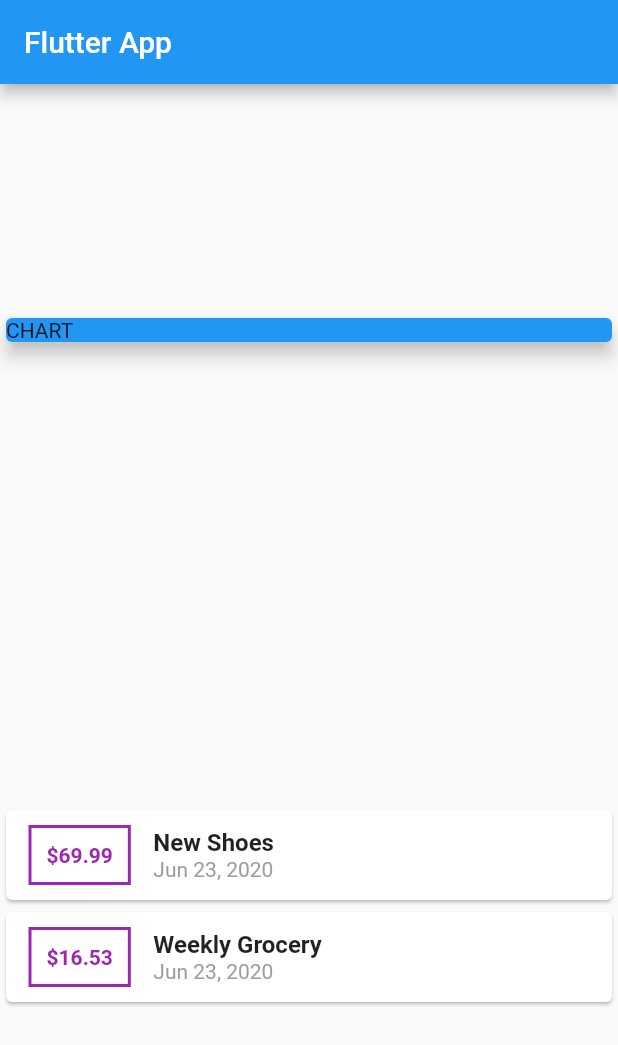
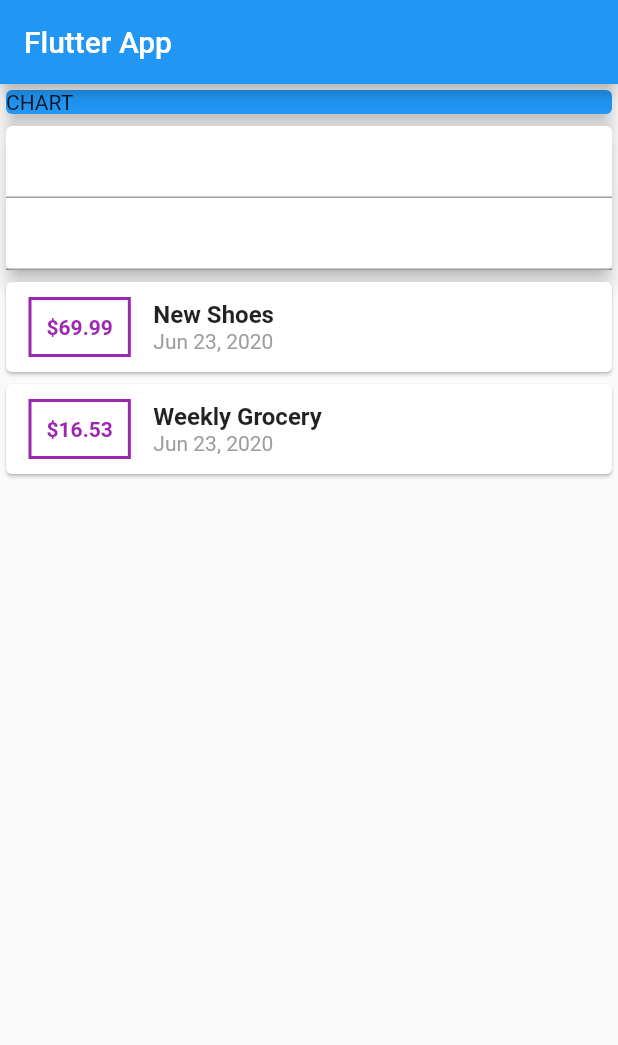
Before and after one commit to yoojh9/flutter_real_app, a Flutter app: the screen it shows after launch, on a phone screen of 412 x 824 dp. Shown: the top 1045 px of the screen. Run offline on Flutter 3.47's test engine with Material 2 defaults, Android fonts, the phone set to English and light mode, and no system bars.

Commit message:
중간 저장

```diff
--- a/lib/main.dart
+++ b/lib/main.dart
@@ -29,7 +29,7 @@ class MyHomePage extends StatelessWidget {
 
       // card by default depends on the size of its child
       body: Column(
-        mainAxisAlignment: MainAxisAlignment.spaceAround,
+        // mainAxisAlignment: MainAxisAlignment.spaceAround,
         crossAxisAlignment: CrossAxisAlignment.stretch,
         children: <Widget>[
           Container(
@@ -39,6 +39,15 @@ class MyHomePage extends StatelessWidget {
               child: Text('CHART'),
               elevation: 5,),
           ),
+          Card(
+            elevation: 5,
+            child: Container(
+              child: Column(children: <Widget>[
+                TextField(),
+                TextField(),
+              ],
+          ),
+            ),),
           Column(
             children: transactions.map((tx) {
               return Card(
```
